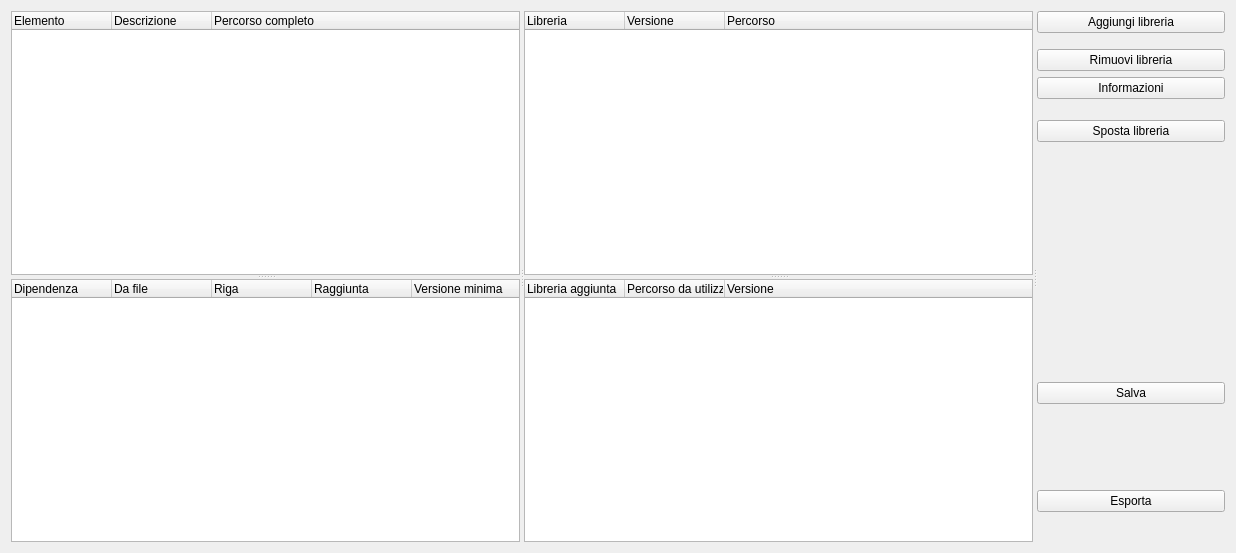
Gabriele266/ArduinoPacMan, file gui/packagetab.ui: the form before one commit.
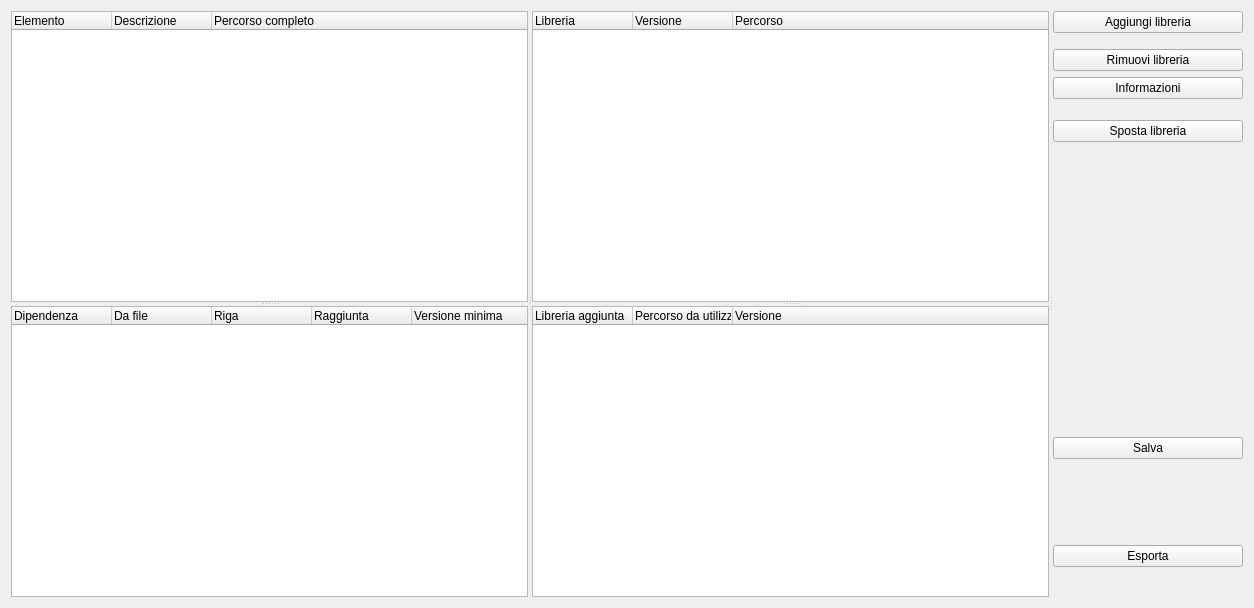
The form after the commit.

Commit message: Aggiunto menu contestuale per vista librerie aggiunte

```diff
--- a/gui/packagetab.ui
+++ b/gui/packagetab.ui
@@ -6,8 +6,8 @@
    <rect>
     <x>0</x>
     <y>0</y>
-    <width>1236</width>
-    <height>553</height>
+    <width>1254</width>
+    <height>608</height>
    </rect>
   </property>
   <property name="sizePolicy">
```
Left out of the diff: 52 changed lines with no effect on the pictures. The commit also changes 2 other files.
